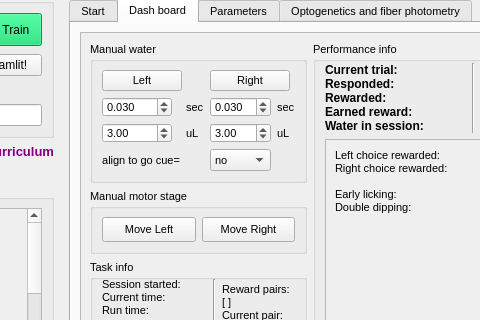
AllenNeuralDynamics/dynamic-foraging-task, file src/foraging_gui/ForagingGUI.ui: the form before one commit; both pictures show x 269 to 749 and y 314 to 634 of the 960 by 725 pixel window.
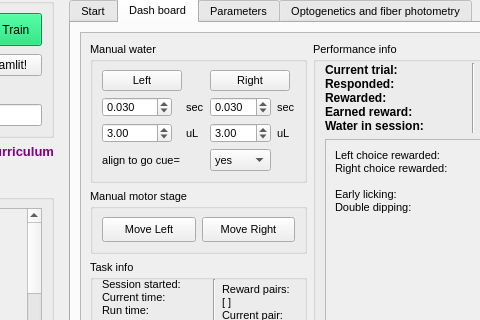
The form after the commit. Icons and pictures are not drawn.

The edit to the form file:
```diff
--- a/src/foraging_gui/ForagingGUI.ui
+++ b/src/foraging_gui/ForagingGUI.ui
@@ -2278,6 +2278,9 @@
                            <height>150</height>
                           </size>
                          </property>
+                         <property name="currentIndex">
+                          <number>1</number>
+                         </property>
                          <item>
                           <property name="text">
                            <string>no</string>
```
Left out of the diff: 2 changed lines with no effect on the pictures.
